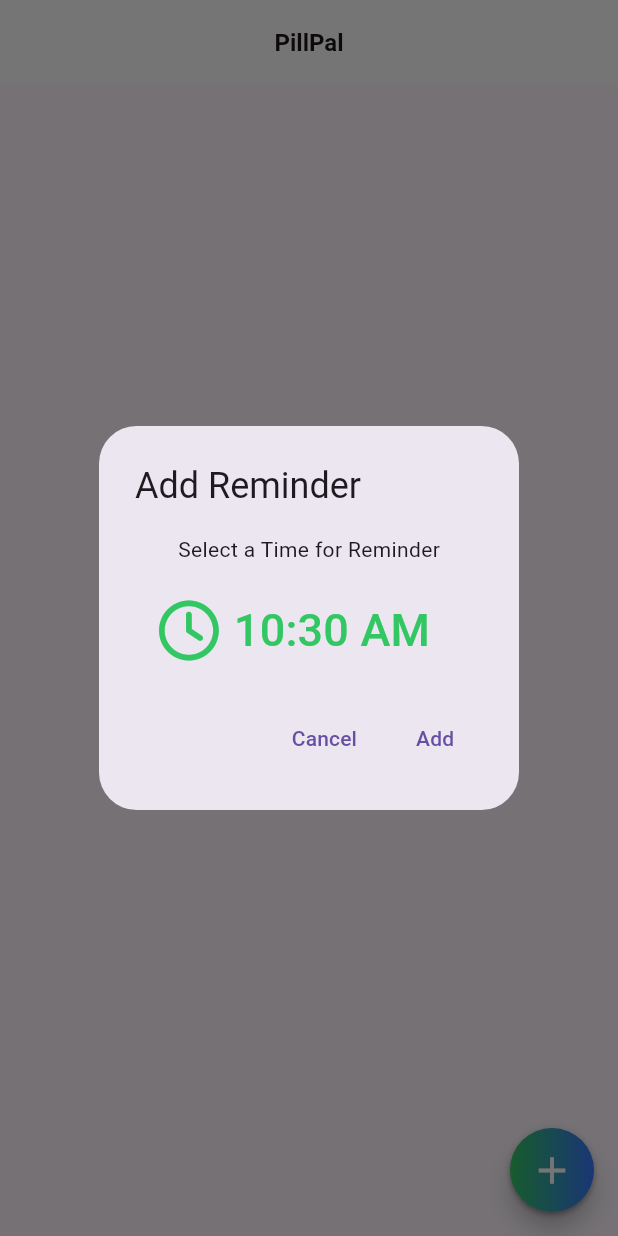
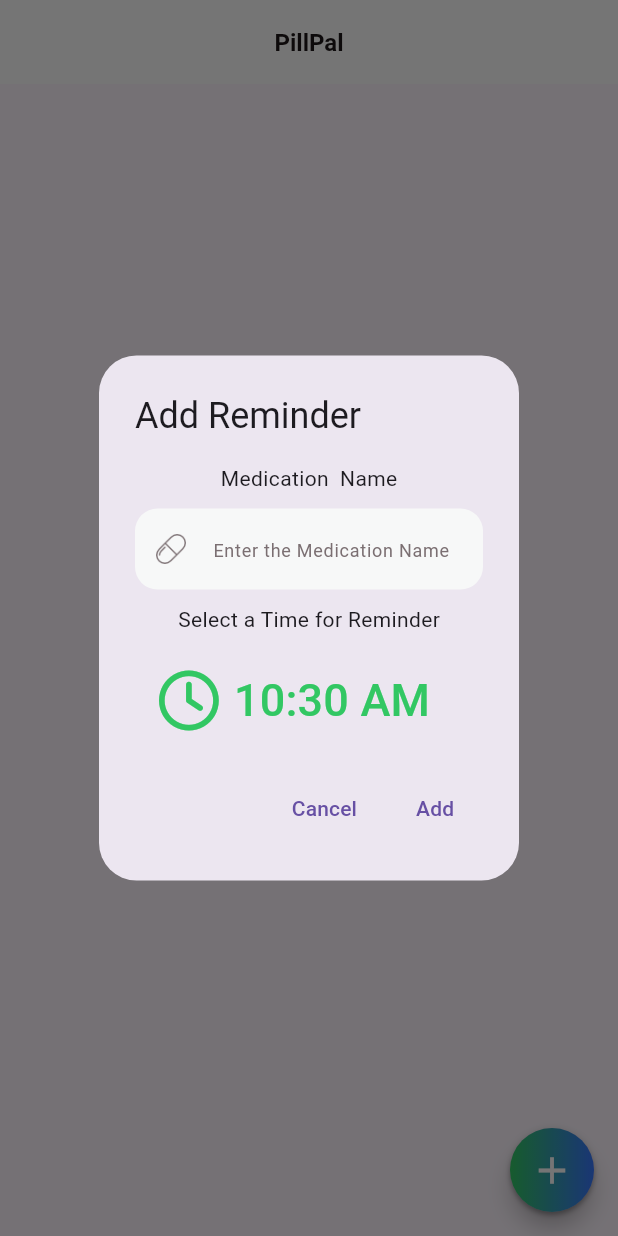
Before and after one commit to Zadfar/PillPal, a Flutter app: the HomeScreen screen opened directly, after a tap on the "add" icon, on a phone screen of 412 x 824 dp. Run offline on Flutter 3.47's test engine with Material 3 defaults, Android fonts, the light colour scheme and no system bars; our stand-ins replace cloud_firestore, firebase_auth, firebase_core, flutter_local_notifications, fluttertoast, font_awesome_flutter and 2 more; accounts and stored records are empty.

Commit message:
added medName to reminder.

```diff
--- a/lib/model/reminder_model.dart
+++ b/lib/model/reminder_model.dart
@@ -1,18 +1,20 @@
 import 'package:cloud_firestore/cloud_firestore.dart';
 
 class ReminderModel {
+  String medicationName;
   Timestamp? timestamp;
   bool? onOff;
 
-  ReminderModel({this.timestamp, this.onOff});
+  ReminderModel({required this.medicationName, this.timestamp, this.onOff});
 
   Map<String, dynamic> toMap() {
     return {
+      'name': medicationName,
       'time': timestamp,
       'onOff': onOff,
     };
   }
   factory ReminderModel.fromMap(map){
-    return ReminderModel(timestamp: map['time'], onOff: map['onOff'],);
+    return ReminderModel(medicationName: map['name'], timestamp: map['time'], onOff: map['onOff'],);
   }
 }
--- a/lib/screens/home_screen.dart
+++ b/lib/screens/home_screen.dart
@@ -106,6 +106,7 @@ class _HomeScreenState extends State<HomeScreen> {
               return ListView.builder(
                 itemCount: data?.docs.length,
                 itemBuilder: (context, index) {
+                  String medName = data?.docs[index].get('name');
                   Timestamp t = data?.docs[index].get('time');
                   DateTime date = DateTime.fromMicrosecondsSinceEpoch(t.microsecondsSinceEpoch);
                   String formattedTime = DateFormat.jm().format(date);
@@ -124,12 +125,12 @@ class _HomeScreenState extends State<HomeScreen> {
                           child: ListTile(
                             title: Text(formattedTime,
                             style: TextStyle(fontSize: 30),),
-                            subtitle: Text("Everyday"),
+                            subtitle: Text(medName),
                             trailing: Container(
                               width: 110,
                               child: Row(
                                 children: [
-                                  Switcher(on, user!.uid, data.docs[index].id, data.docs[index].get('time')),
+                                  Switcher(on, user!.uid, data.docs[index].id, data.docs[index].get('time'), data.docs[index].get('name')),
                                   IconButton(onPressed: () {
                                     deleteReminder(context, data.docs[index].id, user!.uid);
                                   },
--- a/lib/widgets/add_reminder.dart
+++ b/lib/widgets/add_reminder.dart
@@ -5,8 +5,10 @@ import 'package:fluttertoast/fluttertoast.dart';
 import 'package:font_awesome_flutter/font_awesome_flutter.dart';
 import 'package:mm_project/model/reminder_model.dart';
 import 'package:mm_project/utils/app_colors.dart';
+import 'package:mm_project/widgets/round_text_field.dart';
 
 addReminder(BuildContext context, String uid){
+  final TextEditingController _medNameController = TextEditingController();
   TimeOfDay time = TimeOfDay.now();
   add(String uid, TimeOfDay time){
     try{
@@ -15,7 +17,7 @@ addReminder(BuildContext context, String uid){
         d.year, d.month, d.day, time.hour, time.minute
       );
       Timestamp timestamp = Timestamp.fromDate(dateTime);
-      ReminderModel reminderModel = ReminderModel();
+      ReminderModel reminderModel = ReminderModel(medicationName: _medNameController.text);
       reminderModel.timestamp = timestamp;
       reminderModel.onOff = false;
       FirebaseFirestore.instance.collection('users').doc(uid).collection('reminder').doc().set(reminderModel.toMap());
@@ -38,6 +40,12 @@ addReminder(BuildContext context, String uid){
           content: SingleChildScrollView(
             child: Column(
               children: [
+                Text("Medication  Name"),
+                SizedBox(height: 10),
+                RoundTextField(
+                  textEditingController: _medNameController,
+                  hintText: "Enter the Medication Name", icon: "assets/icons/pill.png", textinputType: TextInputType.text),
+                SizedBox(height: 10),
                 Text("Select a Time for Reminder"),
                 SizedBox(height: 20),
                 MaterialButton(onPressed: ()async{
--- a/lib/widgets/switcher.dart
+++ b/lib/widgets/switcher.dart
@@ -8,8 +8,9 @@ class Switcher extends StatefulWidget {
   String uid;
   Timestamp timestamp;
   String id;
+  String medName;
 
-  Switcher(this.onOff, this.uid, this.id, this.timestamp);
+  Switcher(this.onOff, this.uid, this.id, this.timestamp, this.medName);
 
   @override
   State<Switcher> createState() => _SwitcherState();
@@ -20,7 +21,7 @@ class _SwitcherState extends State<Switcher> {
   Widget build(BuildContext context) {
     return Switch(
       onChanged: (bool value) {
-        ReminderModel reminderModel = ReminderModel();
+        ReminderModel reminderModel = ReminderModel(medicationName: widget.medName);
         reminderModel.onOff = value;
         reminderModel.timestamp = widget.timestamp;
         FirebaseFirestore.instance.collection('users').doc(widget.uid).collection("reminder").doc(widget.id).update(reminderModel.toMap());
```
Also changed, not shown: assets/icons/pill.png (added).
